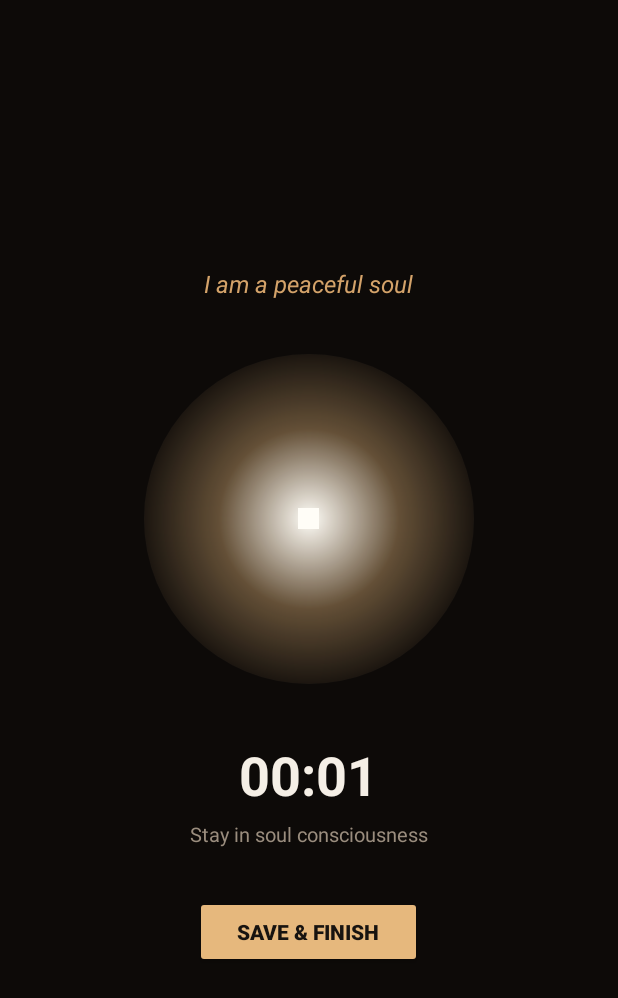
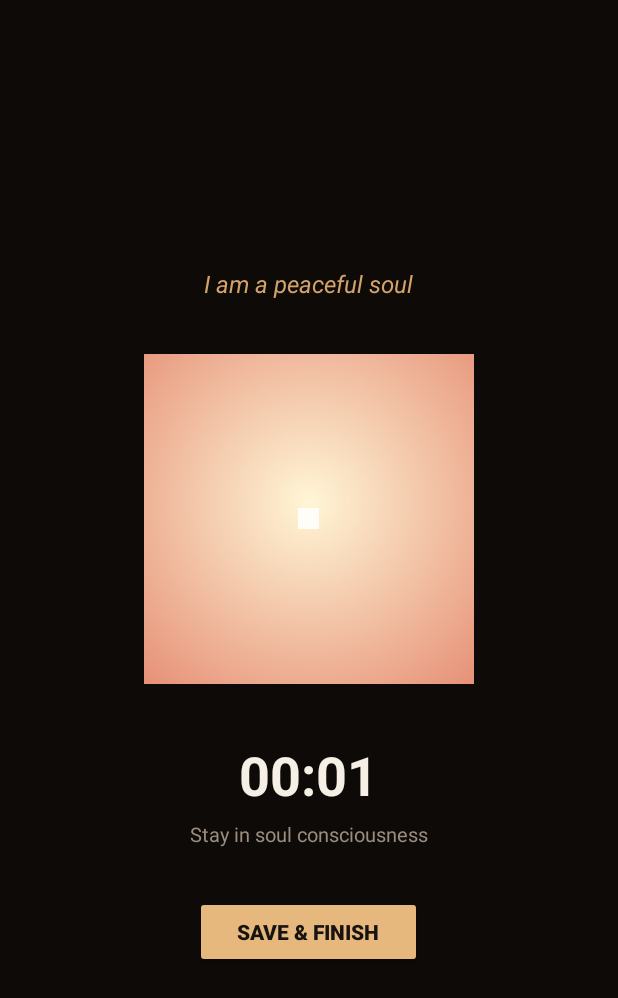
Before and after one commit to dineshglb/Smriti_Counter_v0.2, an Android app: the BinduActivity screen opened directly, with no data from a screen before it, on a phone screen of 412 x 824 dp. Shown: the top 998 px of the screen. Run offline under Robolectric (Android 15) with nearby library versions, the phone set to English and light mode, and no system bars.

Commit message:
Update bindu_glow.xml

```diff
--- a/app/src/main/res/drawable/bindu_glow.xml
+++ b/app/src/main/res/drawable/bindu_glow.xml
@@ -1,10 +1,12 @@
 <?xml version="1.0" encoding="utf-8"?>
 <shape xmlns:android="http://schemas.android.com/apk/res/android"
-    android:shape="oval">
+    android:shape="rectangle">
     <gradient
         android:type="radial"
-        android:gradientRadius="120dp"
-        android:startColor="#FFFDF7"
-        android:centerColor="#66E6B87D"
-        android:endColor="#00171310" />
+        android:centerX="0.5"
+        android:centerY="0.45"
+        android:gradientRadius="420dp"
+        android:startColor="#FFF6D6"
+        android:centerColor="#DF745C"
+        android:endColor="#A91B1B" />
 </shape>
```
